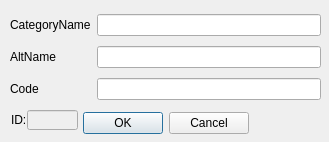
pgulyaev88/elpos.manager, file categorieschangedialog.ui: the form before one commit.
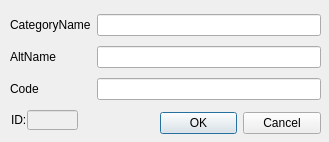
The form after the commit.

```diff
--- a/categorieschangedialog.ui
+++ b/categorieschangedialog.ui
@@ -78,9 +78,9 @@
   <widget class="QDialogButtonBox" name="categoriesButtonBox">
    <property name="geometry">
     <rect>
-     <x>10</x>
+     <x>160</x>
      <y>110</y>
-     <width>311</width>
+     <width>161</width>
      <height>26</height>
     </rect>
    </property>
```
